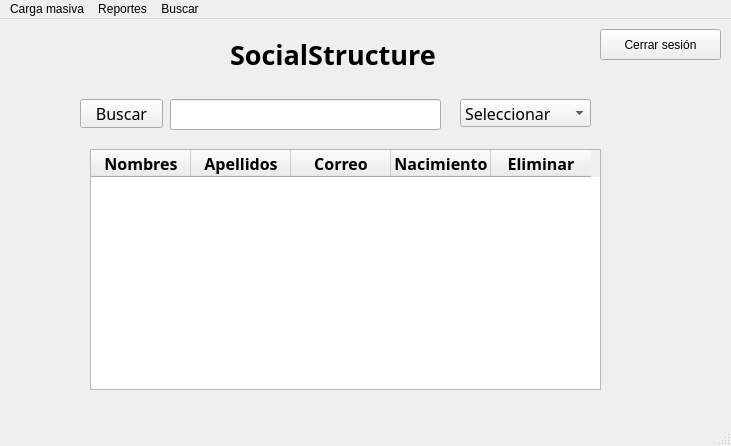
Qt form Fase2/adminwindow.ui (angelygm03/-EDD-Proyecto_202210483) before a commit.
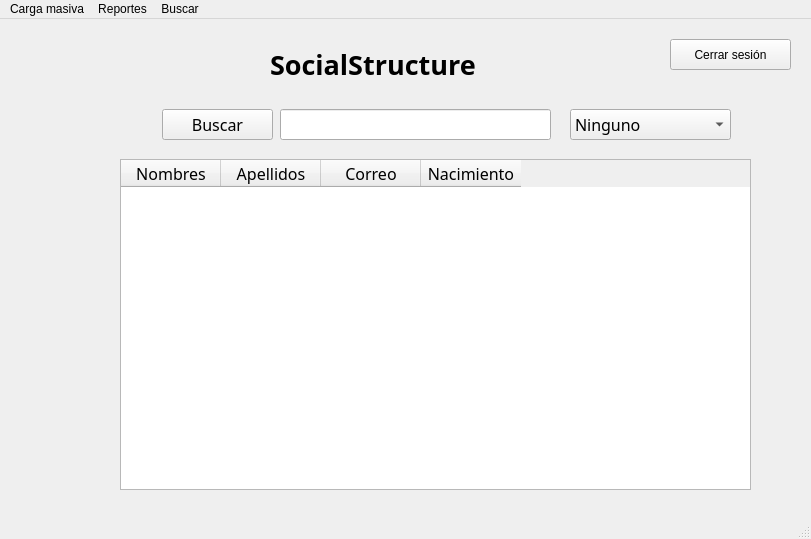
The same form after that commit.

```diff
--- a/Fase2/adminwindow.ui
+++ b/Fase2/adminwindow.ui
@@ -6,8 +6,8 @@
    <rect>
     <x>0</x>
     <y>0</y>
-    <width>731</width>
-    <height>446</height>
+    <width>811</width>
+    <height>539</height>
    </rect>
   </property>
   <property name="windowTitle">
@@ -17,8 +17,8 @@
    <widget class="QPushButton" name="pushButton">
     <property name="geometry">
      <rect>
-      <x>600</x>
-      <y>10</y>
+      <x>670</x>
+      <y>20</y>
       <width>121</width>
       <height>31</height>
      </rect>
@@ -30,12 +30,17 @@
    <widget class="QTableWidget" name="tableWidget_usuarios">
     <property name="geometry">
      <rect>
-      <x>90</x>
-      <y>130</y>
-      <width>511</width>
-      <height>241</height>
+      <x>120</x>
+      <y>140</y>
+      <width>631</width>
+      <height>331</height>
      </rect>
     </property>
+    <property name="font">
+     <font>
+      <pointsize>12</pointsize>
+     </font>
+    </property>
     <property name="editTriggers">
      <set>QAbstractItemView::EditTrigger::NoEditTriggers</set>
     </property>
@@ -47,7 +52,7 @@
       <font>
        <family>Gill Sans MT</family>
        <pointsize>12</pointsize>
-       <bold>true</bold>
+       <bold>false</bold>
       </font>
      </property>
     </column>
@@ -59,7 +64,7 @@
       <font>
        <family>Gill Sans MT</family>
        <pointsize>12</pointsize>
-       <bold>true</bold>
+       <bold>false</bold>
       </font>
      </property>
     </column>
@@ -71,7 +76,7 @@
       <font>
        <family>Gill Sans MT</family>
        <pointsize>12</pointsize>
-       <bold>true</bold>
+       <bold>false</bold>
       </font>
      </property>
     </column>
@@ -83,19 +88,7 @@
       <font>
        <family>Gill Sans MT</family>
        <pointsize>12</pointsize>
-       <bold>true</bold>
-      </font>
-     </property>
-    </column>
-    <column>
-     <property name="text">
-      <string>Eliminar</string>
-     </property>
-     <property name="font">
-      <font>
-       <family>Gill Sans MT</family>
-       <pointsize>12</pointsize>
-       <bold>true</bold>
+       <bold>false</bold>
       </font>
      </property>
     </column>
@@ -103,10 +96,10 @@
    <widget class="QPushButton" name="pushButton_2">
     <property name="geometry">
      <rect>
-      <x>80</x>
-      <y>80</y>
-      <width>83</width>
-      <height>29</height>
+      <x>162</x>
+      <y>90</y>
+      <width>111</width>
+      <height>31</height>
      </rect>
     </property>
     <property name="font">
@@ -122,12 +115,17 @@
    <widget class="QLineEdit" name="lineEdit">
     <property name="geometry">
      <rect>
-      <x>170</x>
-      <y>80</y>
+      <x>280</x>
+      <y>90</y>
       <width>271</width>
       <height>31</height>
      </rect>
     </property>
+    <property name="font">
+     <font>
+      <pointsize>12</pointsize>
+     </font>
+    </property>
     <property name="text">
      <string/>
     </property>
@@ -135,10 +133,10 @@
    <widget class="QComboBox" name="comboBox">
     <property name="geometry">
      <rect>
-      <x>460</x>
-      <y>80</y>
-      <width>131</width>
-      <height>28</height>
+      <x>570</x>
+      <y>90</y>
+      <width>161</width>
+      <height>31</height>
      </rect>
     </property>
     <property name="font">
@@ -149,7 +147,7 @@
     </property>
     <item>
      <property name="text">
-      <string>Seleccionar</string>
+      <string>Ninguno</string>
      </property>
     </item>
     <item>
@@ -171,9 +169,9 @@
    <widget class="QLabel" name="label">
     <property name="geometry">
      <rect>
-      <x>230</x>
-      <y>-10</y>
-      <width>431</width>
+      <x>270</x>
+      <y>0</y>
+      <width>291</width>
       <height>91</height>
      </rect>
     </property>
@@ -194,7 +192,7 @@
     <rect>
      <x>0</x>
      <y>0</y>
-     <width>731</width>
+     <width>811</width>
      <height>25</height>
     </rect>
    </property>
```
Left out of the diff: 6 changed lines with no effect on the pictures.
